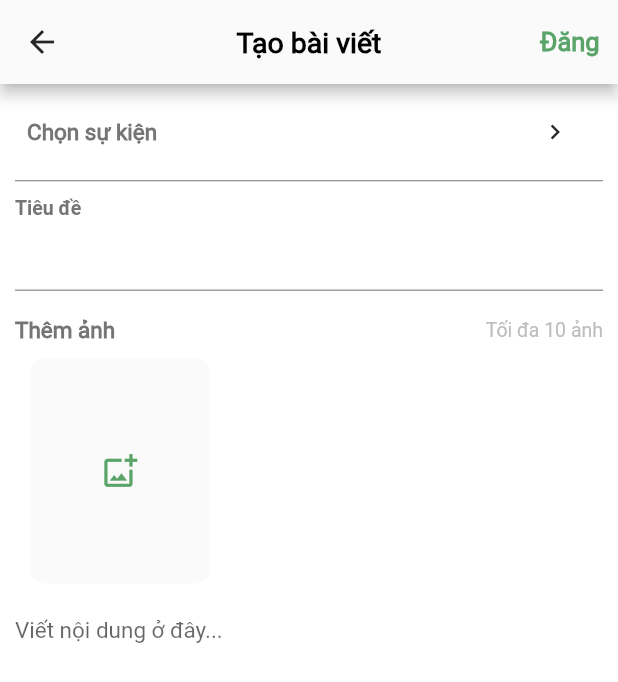
After one commit to HuynhThiMinhNhuc/CharityApp, a Flutter app: the AddPostPage screen opened directly, on a phone screen of 412 x 824 dp. The commit adds this screen. Shown: the top 682 px of the screen. Run offline on Flutter 3.47's test engine with Material 2 defaults, Android fonts, the phone set to English and light mode, and no system bars; our stand-ins replace auto_size_text, bloc, cloud_firestore, copy_with_extension, equatable, firebase_core and 6 more; accounts and stored records are empty; network calls fail; Roboto replaces fonts that are missing (Roboto-Regular.ttf); statements that could not run were skipped.

Commit message:
Chosse event view

```diff
--- a/CharityApp/lib/views/Pages/add_event_page/add_event_page.dart
+++ b/CharityApp/lib/views/Pages/add_event_page/add_event_page.dart
@@ -53,6 +53,9 @@ class _AddEventPageState extends State<AddEventPage> {
     return Scaffold(
       backgroundColor: Colors.white,
       appBar: AppBar(
+        iconTheme: IconThemeData(
+          color: textcolor, //change your color here
+        ),
         centerTitle: true,
         backgroundColor: backgroundbottomtab,
         title: Text(
--- /dev/null
+++ b/CharityApp/lib/views/Pages/add_event_page/add_post_page.dart
@@ -0,0 +1,158 @@
+import 'package:charityapp/global_variable/color.dart';
+import 'package:charityapp/views/Pages/add_event_page/add_event_page.dart';
+import 'package:charityapp/views/Pages/add_event_page/chosse_eventview.dart';
+import 'package:flutter/cupertino.dart';
+import 'package:flutter/material.dart';
+
+class AddPostPage extends StatefulWidget {
+  const AddPostPage({Key? key}) : super(key: key);
+
+  @override
+  _AddPostPageState createState() => _AddPostPageState();
+}
+
+class _AddPostPageState extends State<AddPostPage> {
+  @override
+  Widget build(BuildContext context) {
+    return Scaffold(
+        backgroundColor: Colors.white,
+        appBar: getAppBar(),
+        body: Padding(
+          padding: const EdgeInsets.fromLTRB(10, 0, 10, 0),
+          child: SingleChildScrollView(
+            child: Column(
+              children: [
+                TextButton(
+                    onPressed: () => {
+                          Navigator.push(
+                            context,
+                            MaterialPageRoute(
+                                builder: (context) => ChossesEventView()),
+                          )
+                        },
+                    child: Row(
+                      mainAxisAlignment: MainAxisAlignment.spaceBetween,
+                      children: [
+                        Text("Chọn sự kiện",
+                            style: TextStyle(
+                                color: Colors.grey[600],
+                                fontFamily: 'Roboto_Regular',
+                                fontSize: 15,
+                                fontWeight: FontWeight.bold)),
+                        IconButton(
+                          icon: Icon(Icons.navigate_next,
+                              size: 20, color: textcolor),
+                          splashRadius: 20,
+                          onPressed: () {
+                            Navigator.push(
+                              context,
+                              MaterialPageRoute(
+                                  builder: (context) => ChossesEventView()),
+                            );
+                          },
+                        )
+                      ],
+                    )),
+                Divider(color: Colors.grey[600], height: 1),
+                SizedBox(
+                  height: 10,
+                ),
+                textFormFieldWithTitle(
+                  title: "Tiêu đề",
+                  text: "",
+                  iconData: null,
+                  type: TextInputType.text,
+                ),
+                SizedBox(
+                  height: 10,
+                ),
+                Row(
+                    mainAxisAlignment: MainAxisAlignment.spaceBetween,
+                    children: [
+                      Text("Thêm ảnh",
+                          style: TextStyle(
+                              color: Colors.grey[600],
+                              fontFamily: 'Roboto_Regular',
+                              fontSize: 15,
+                              fontWeight: FontWeight.bold)),
+                      Text(
+                        "Tối đa 10 ảnh",
+                        style: TextStyle(
+                          color: Colors.grey[400],
+                          fontFamily: 'Roboto_Regular',
+                          fontSize: 13,
+                        ),
+                      )
+                    ]),
+                Row(
+                  children: [
+                    Container(
+                      height: 150,
+                      width: 120,
+                      child: IconButton(
+                          onPressed: () => {},
+                          icon: Icon(Icons.add_photo_alternate_outlined,
+                              color: maincolor, size: 25)),
+                      decoration: BoxDecoration(
+                          color: backgroundbottomtab,
+                          borderRadius: BorderRadius.circular(10)),
+                      margin: EdgeInsets.fromLTRB(10, 10, 5, 10),
+                    ),
+                    SizedBox(width: 5),
+                    // ListView.builder(
+                    //   itemCount: 0,
+                    //   shrinkWrap: true,
+                    //   physics: NeverScrollableScrollPhysics(),
+                    //   itemBuilder: (BuildContext context, int index) {
+                    //     return ImageCard(
+                    //       onImageChanged: (file) {},
+                    //     );
+                    //   },
+                    // )
+                  ],
+                ),
+                TextFormField(
+                    cursorColor: maincolor,
+                    keyboardType: TextInputType.name,
+                    minLines: 3,
+                    maxLines: 5,
+                    style: TextStyle(
+                        fontFamily: 'Roboto-Regular.ttf', fontSize: 15),
+                    decoration: InputDecoration(
+                        hintText: "Viết nội dung ở đây...",
+                        errorBorder: InputBorder.none,
+                        focusedBorder: InputBorder.none,
+                        border: InputBorder.none,
+                        enabledBorder: InputBorder.none)),
+              ],
+            ),
+          ),
+        ));
+  }
+
+  AppBar getAppBar() {
+    return AppBar(
+      iconTheme: IconThemeData(
+        color: textcolor, //change your color here
+      ),
+      backgroundColor: backgroundbottomtab,
+      centerTitle: true,
+      title: Text("Tạo bài viết",
+          style: TextStyle(
+              color: Colors.black,
+              fontFamily: 'Roboto_Regular',
+              fontSize: 19,
+              fontWeight: FontWeight.w600)),
+      actions: [
+        TextButton(
+            onPressed: () => {},
+            child: Text("Đăng",
+                style: TextStyle(
+                    color: maincolor,
+                    fontFamily: 'Roboto_Regular',
+                    fontSize: 17,
+                    fontWeight: FontWeight.w600)))
+      ],
+    );
+  }
+}
--- a/CharityApp/pubspec.yaml
+++ b/CharityApp/pubspec.yaml
@@ -40,9 +40,8 @@ dependencies:
   copy_with_extension: ^2.0.2
   flat_icons_flutter: ^1.0.2
   flutter_speed_dial: ^5.0.0+1
-  async: ^2.8.2
 
-
+  auto_size_text: ^3.0.0
 dev_dependencies:
   flutter_test:
     sdk: flutter
```
Also changed, not shown: CharityApp/lib/views/Component/tab_selector.dart (+6 -6 lines), CharityApp/lib/views/Pages/add_event_page/Witgets/event_card_view.dart (added, +129 -0 lines), CharityApp/lib/views/Pages/add_event_page/chosse_eventview.dart (added, +57 -0 lines), CharityApp/pubspec.lock.
